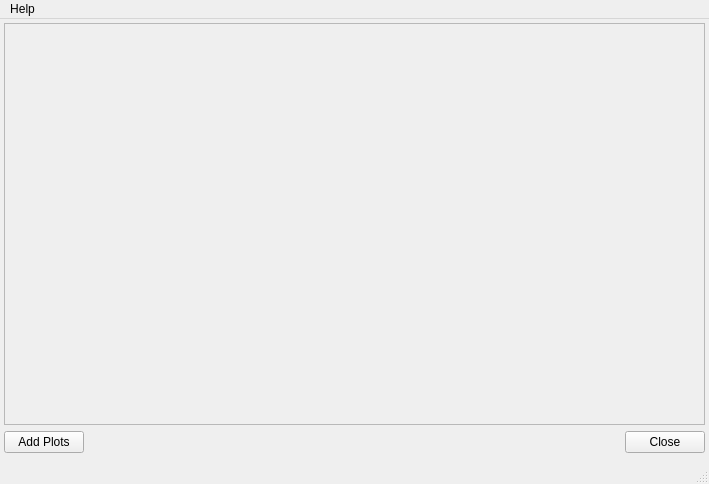
Old version of the form microscope/ui/microscope.ui in the repository usnistgov/microscope.
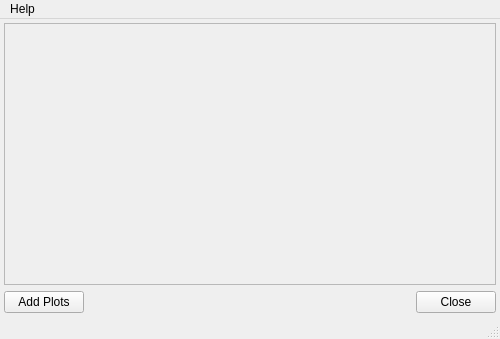
New version of the form.

Commit message:
Attempt to reduce minimum plot size
...not terribly successful. Sigh.

```diff
--- a/microscope/ui/microscope.ui
+++ b/microscope/ui/microscope.ui
@@ -6,14 +6,26 @@
    <rect>
     <x>0</x>
     <y>0</y>
-    <width>709</width>
-    <height>484</height>
+    <width>500</width>
+    <height>339</height>
    </rect>
   </property>
+  <property name="sizePolicy">
+   <sizepolicy hsizetype="MinimumExpanding" vsizetype="MinimumExpanding">
+    <horstretch>0</horstretch>
+    <verstretch>0</verstretch>
+   </sizepolicy>
+  </property>
   <property name="windowTitle">
    <string>MainWindow</string>
   </property>
   <widget class="QWidget" name="centralwidget">
+   <property name="sizePolicy">
+    <sizepolicy hsizetype="Preferred" vsizetype="Preferred">
+     <horstretch>0</horstretch>
+     <verstretch>0</verstretch>
+    </sizepolicy>
+   </property>
    <layout class="QVBoxLayout" name="verticalLayout">
     <property name="leftMargin">
      <number>4</number>
@@ -24,6 +36,9 @@
     <property name="rightMargin">
      <number>4</number>
     </property>
+    <property name="bottomMargin">
+     <number>4</number>
+    </property>
     <item>
      <widget class="QFrame" name="frame">
       <property name="sizePolicy">
@@ -100,12 +115,12 @@
     <rect>
      <x>0</x>
      <y>0</y>
-     <width>709</width>
+     <width>500</width>
      <height>37</height>
     </rect>
    </property>
    <property name="sizePolicy">
-    <sizepolicy hsizetype="MinimumExpanding" vsizetype="MinimumExpanding">
+    <sizepolicy hsizetype="MinimumExpanding" vsizetype="Fixed">
      <horstretch>0</horstretch>
      <verstretch>0</verstretch>
     </sizepolicy>
```
Left out of the diff: 4 changed lines with no effect on the pictures. The commit also changes 2 other files.
